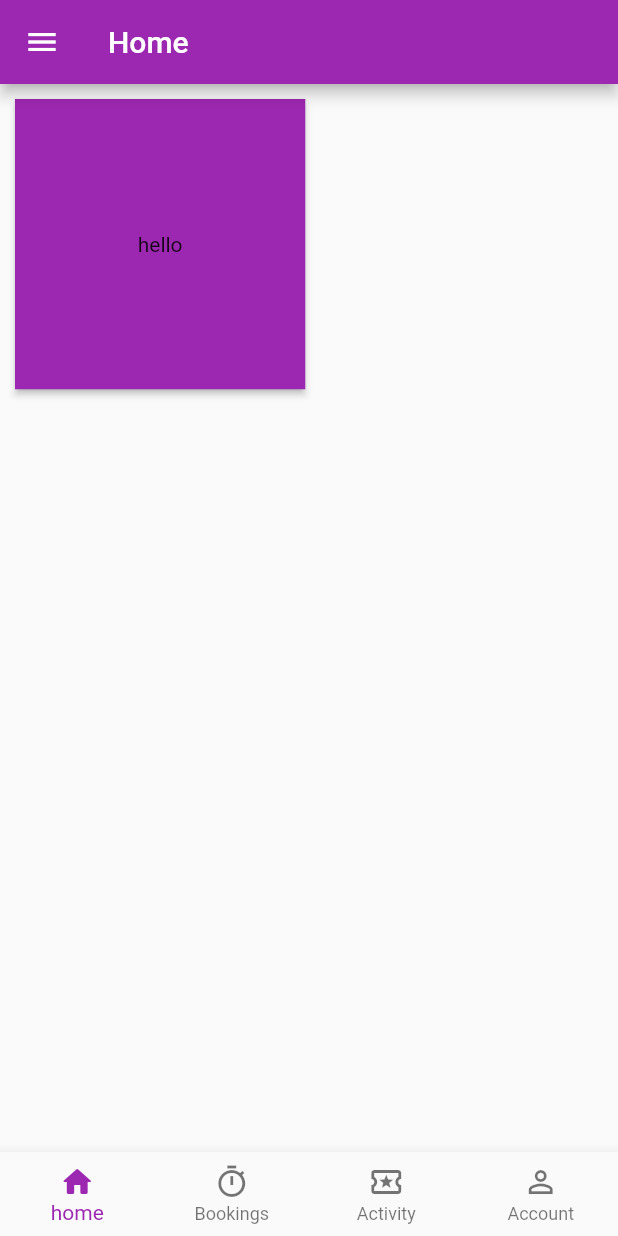
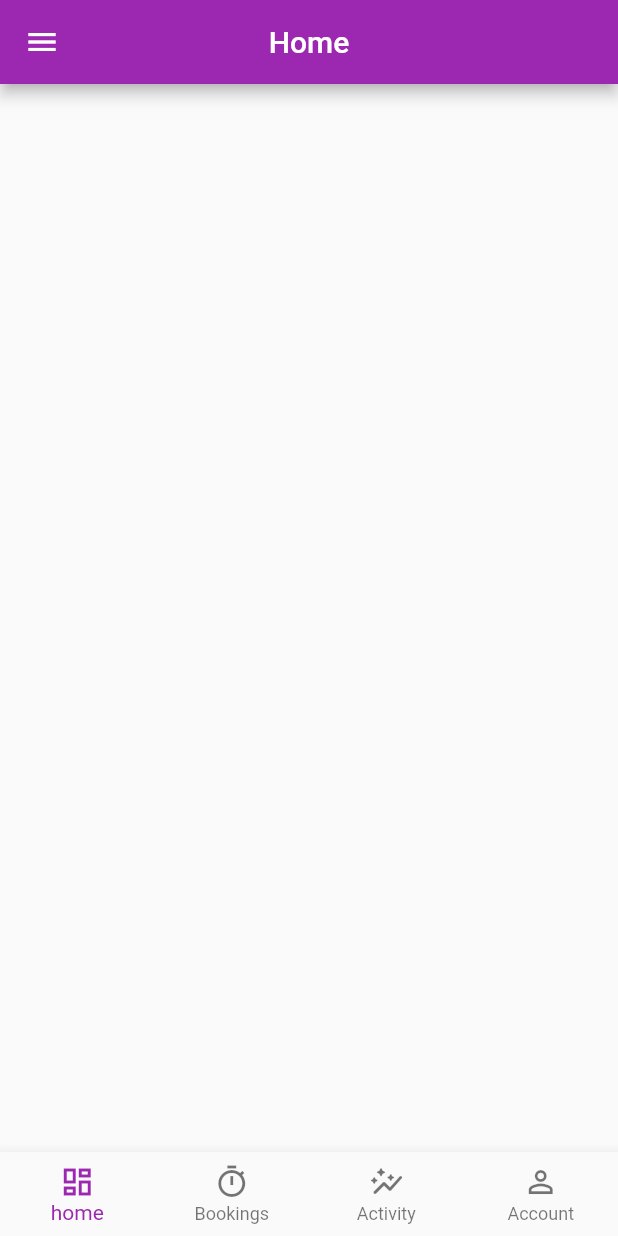
Before and after one commit to AltTheo/UOP_sports_V2.0, a Flutter app: the Nav screen opened directly, on a phone screen of 412 x 824 dp. Run offline on Flutter 3.47's test engine with Material 2 defaults, Android fonts, the phone set to English and light mode, and no system bars; our stand-ins replace firebase_auth, firebase_core; accounts and stored records are empty.

Commit message:
moved pages/screens to screens folder

```diff
--- a/lib/HomeScreen.dart
+++ /dev/null
@@ -1,28 +0,0 @@
-import 'package:flutter/material.dart';
-
-class HomeScreen extends StatelessWidget {
-  const HomeScreen({super.key});
-
-  @override
-  Widget build(BuildContext context) {
-    return Scaffold(
-        appBar: AppBar(
-          title: const Text('Home'),
-          backgroundColor: Colors.purple,
-        ),
-        drawer: const Drawer(
-          backgroundColor: Color.fromARGB(255, 217, 113, 236),
-        ),
-        body: GridView.count(
-            crossAxisCount: 2,
-            padding: const EdgeInsets.all(10),
-            mainAxisSpacing: 5.0,
-            crossAxisSpacing: 5.0,
-            children:  [
-              RawMaterialButton(
-                fillColor: Colors.purple,
-                child: const Text('hello'),
-                onPressed: (){})
-            ]));
-  }
-}
--- a/lib/Nav.dart
+++ b/lib/Nav.dart
@@ -1,10 +1,10 @@
 import 'package:flutter/cupertino.dart';
 import 'package:flutter/material.dart';
-import 'package:sport_test/Activity.dart';
-import 'package:sport_test/HomeScreen.dart';
+import 'package:sport_test/screens/Activity.dart';
+import 'package:sport_test/screens/HomeScreen.dart';
 
-import 'AccountScreen.dart';
-import 'BookingScreen.dart';
+import 'screens/AccountScreen.dart';
+import 'screens/BookingScreen.dart';
 
 class Nav extends StatefulWidget {
   const Nav({super.key});
@@ -37,11 +37,11 @@ class NavState extends State<Nav> {
         bottomNavigationBar: BottomNavigationBar(
             items: const <BottomNavigationBarItem>[
               BottomNavigationBarItem(
-                icon: Icon(Icons.home_rounded), label: 'home'),
+                  icon: Icon(Icons.dashboard_outlined), label: 'home'),
               BottomNavigationBarItem(
                   icon: Icon(Icons.timer_outlined), label: 'Bookings'),
               BottomNavigationBarItem(
-                icon: Icon(Icons.local_activity_outlined), label: 'Activity'),
+                  icon: Icon(Icons.auto_graph_rounded), label: 'Activity'),
               BottomNavigationBarItem(
                   icon: Icon(Icons.person_outline_sharp), label: 'Account')
             ],
@@ -49,7 +49,6 @@ class NavState extends State<Nav> {
             onTap: onItemTapped,
             fixedColor: Colors.purple,
             landscapeLayout: BottomNavigationBarLandscapeLayout.centered,
-          type: BottomNavigationBarType.fixed
-        ));
+            type: BottomNavigationBarType.fixed));
   }
 }
--- a/lib/login.dart
+++ b/lib/login.dart
@@ -3,9 +3,9 @@ import 'package:firebase_core/firebase_core.dart';
 import 'package:flutter/cupertino.dart';
 import 'package:flutter/foundation.dart';
 import 'package:flutter/material.dart';
-import 'package:sport_test/registerScreen.dart';
+import 'package:sport_test/screens/registerScreen.dart';
 import 'package:sport_test/Nav.dart';
-import 'package:sport_test/reset.dart';
+import 'package:sport_test/screens/reset.dart';
 
 class HomePage extends StatefulWidget {
   const HomePage({super.key});
--- a/lib/BookingScreen.dart
+++ b/lib/screens/BookingScreen.dart
@@ -10,6 +10,7 @@ class BookingScreen extends StatelessWidget {
       appBar: AppBar(
         title: const Text('Bookings'),
         backgroundColor: Colors.purple,
+        centerTitle: true,
       ),
       floatingActionButton: FloatingActionButton(
         onPressed: () {
--- /dev/null
+++ b/lib/screens/HomeScreen.dart
@@ -0,0 +1,19 @@
+import 'package:flutter/material.dart';
+
+class HomeScreen extends StatelessWidget {
+  const HomeScreen({super.key});
+
+  @override
+  Widget build(BuildContext context) {
+    return Scaffold(
+      appBar: AppBar(
+        title: const Text('Home'),
+        centerTitle: true,
+        backgroundColor: Colors.purple,
+      ),
+      drawer: const Drawer(
+        semanticLabel: 'Dashboard',
+      ),
+    );
+  }
+}
--- a/lib/registerScreen.dart
+++ b/lib/screens/registerScreen.dart
@@ -3,7 +3,7 @@ import 'package:firebase_core/firebase_core.dart';
 import 'package:flutter/foundation.dart';
 import 'package:flutter/material.dart';
 import 'package:sport_test/login.dart';
-import 'package:sport_test/verifyScreen.dart';
+import 'package:sport_test/screens/verifyScreen.dart';
 
 class RegPage extends StatefulWidget {
   const RegPage({super.key});
--- a/lib/verifyScreen.dart
+++ b/lib/screens/verifyScreen.dart
@@ -4,7 +4,7 @@ import 'package:flutter/cupertino.dart';
 import 'package:firebase_auth/firebase_auth.dart';
 import 'package:firebase_core/firebase_core.dart';
 import 'package:flutter/material.dart';
-import 'package:sport_test/HomeScreen.dart';
+import 'package:sport_test/screens/HomeScreen.dart';
 
 // ignore: camel_case_types
 class verifyScreen extends StatefulWidget {
```
Also changed, not shown: lib/AccountScreen.dart (deleted, +0 -14 lines), lib/Activity.dart (deleted, +0 -26 lines), lib/main.dart (+4 -3 lines), lib/screens/AccountScreen.dart (added, +32 -0 lines), lib/screens/Activity.dart (added, +20 -0 lines), lib/screens/MessageScreen.dart (renamed from lib/MessageScreen.dart), lib/screens/reset.dart (renamed from lib/reset.dart). Lines whose indentation alone changed are shown as unchanged.
